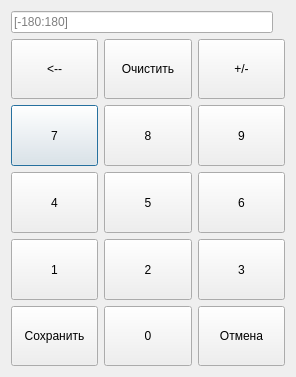
First picture: the form in skldialog.ui, repository Navi-Dals/Compass, before the edit.
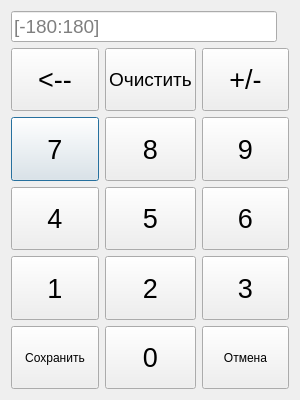
Second picture: the form after the edit.

Diff of the .ui file:
```diff
--- a/skldialog.ui
+++ b/skldialog.ui
@@ -6,8 +6,8 @@
    <rect>
     <x>0</x>
     <y>0</y>
-    <width>296</width>
-    <height>377</height>
+    <width>300</width>
+    <height>400</height>
    </rect>
   </property>
   <property name="sizePolicy">
@@ -18,22 +18,27 @@
   </property>
   <property name="minimumSize">
    <size>
-    <width>0</width>
-    <height>0</height>
+    <width>300</width>
+    <height>400</height>
    </size>
   </property>
   <property name="maximumSize">
    <size>
-    <width>296</width>
-    <height>377</height>
+    <width>300</width>
+    <height>400</height>
    </size>
   </property>
   <property name="windowTitle">
-   <string>Введите склонение</string>
+   <string/>
   </property>
   <layout class="QGridLayout" name="gridLayout_2">
    <item row="0" column="0">
     <widget class="QLineEdit" name="lineEdit">
+     <property name="font">
+      <font>
+       <pointsize>14</pointsize>
+      </font>
+     </property>
      <property name="placeholderText">
       <string>[-180:180]</string>
      </property>
@@ -43,6 +48,12 @@
     <layout class="QGridLayout" name="gridLayout">
      <item row="1" column="0">
       <widget class="QPushButton" name="pushButton_7">
+       <property name="sizePolicy">
+        <sizepolicy hsizetype="Expanding" vsizetype="Expanding">
+         <horstretch>0</horstretch>
+         <verstretch>0</verstretch>
+        </sizepolicy>
+       </property>
        <property name="minimumSize">
         <size>
          <width>80</width>
@@ -55,6 +66,11 @@
          <height>555</height>
         </size>
        </property>
+       <property name="font">
+        <font>
+         <pointsize>20</pointsize>
+        </font>
+       </property>
        <property name="text">
         <string>7</string>
        </property>
@@ -62,6 +78,12 @@
      </item>
      <item row="3" column="0">
       <widget class="QPushButton" name="pushButton">
+       <property name="sizePolicy">
+        <sizepolicy hsizetype="Expanding" vsizetype="Expanding">
+         <horstretch>0</horstretch>
+         <verstretch>0</verstretch>
+        </sizepolicy>
+       </property>
        <property name="minimumSize">
         <size>
          <width>80</width>
@@ -74,6 +96,11 @@
          <height>555</height>
         </size>
        </property>
+       <property name="font">
+        <font>
+         <pointsize>20</pointsize>
+        </font>
+       </property>
        <property name="text">
         <string>1</string>
        </property>
@@ -81,6 +108,12 @@
      </item>
      <item row="2" column="0">
       <widget class="QPushButton" name="pushButton_4">
+       <property name="sizePolicy">
+        <sizepolicy hsizetype="Expanding" vsizetype="Expanding">
+         <horstretch>0</horstretch>
+         <verstretch>0</verstretch>
+        </sizepolicy>
+       </property>
        <property name="minimumSize">
         <size>
          <width>80</width>
@@ -93,6 +126,11 @@
          <height>555</height>
         </size>
        </property>
+       <property name="font">
+        <font>
+         <pointsize>20</pointsize>
+        </font>
+       </property>
        <property name="text">
         <string>4</string>
        </property>
@@ -100,6 +138,12 @@
      </item>
      <item row="0" column="2">
       <widget class="QPushButton" name="pushButton_15">
+       <property name="sizePolicy">
+        <sizepolicy hsizetype="Expanding" vsizetype="Expanding">
+         <horstretch>0</horstretch>
+         <verstretch>0</verstretch>
+        </sizepolicy>
+       </property>
        <property name="minimumSize">
         <size>
          <width>80</width>
@@ -112,6 +156,11 @@
          <height>555</height>
         </size>
        </property>
+       <property name="font">
+        <font>
+         <pointsize>20</pointsize>
+        </font>
+       </property>
        <property name="layoutDirection">
         <enum>Qt::LeftToRight</enum>
        </property>
@@ -122,6 +171,12 @@
      </item>
      <item row="1" column="2">
       <widget class="QPushButton" name="pushButton_9">
+       <property name="sizePolicy">
+        <sizepolicy hsizetype="Expanding" vsizetype="Expanding">
+         <horstretch>0</horstretch>
+         <verstretch>0</verstretch>
+        </sizepolicy>
+       </property>
        <property name="minimumSize">
         <size>
          <width>80</width>
@@ -134,6 +189,11 @@
          <height>555</height>
         </size>
        </property>
+       <property name="font">
+        <font>
+         <pointsize>20</pointsize>
+        </font>
+       </property>
        <property name="text">
         <string>9</string>
        </property>
@@ -141,6 +201,12 @@
      </item>
      <item row="1" column="1">
       <widget class="QPushButton" name="pushButton_8">
+       <property name="sizePolicy">
+        <sizepolicy hsizetype="Expanding" vsizetype="Expanding">
+         <horstretch>0</horstretch>
+         <verstretch>0</verstretch>
+        </sizepolicy>
+       </property>
        <property name="minimumSize">
         <size>
          <width>80</width>
@@ -153,6 +219,11 @@
          <height>555</height>
         </size>
        </property>
+       <property name="font">
+        <font>
+         <pointsize>20</pointsize>
+        </font>
+       </property>
        <property name="text">
         <string>8</string>
        </property>
@@ -160,6 +231,12 @@
      </item>
      <item row="3" column="1">
       <widget class="QPushButton" name="pushButton_2">
+       <property name="sizePolicy">
+        <sizepolicy hsizetype="Expanding" vsizetype="Expanding">
+         <horstretch>0</horstretch>
+         <verstretch>0</verstretch>
+        </sizepolicy>
+       </property>
        <property name="minimumSize">
         <size>
          <width>80</width>
@@ -172,6 +249,11 @@
          <height>555</height>
         </size>
        </property>
+       <property name="font">
+        <font>
+         <pointsize>20</pointsize>
+        </font>
+       </property>
        <property name="text">
         <string>2</string>
        </property>
@@ -179,6 +261,12 @@
      </item>
      <item row="3" column="2">
       <widget class="QPushButton" name="pushButton_3">
+       <property name="sizePolicy">
+        <sizepolicy hsizetype="Expanding" vsizetype="Expanding">
+         <horstretch>0</horstretch>
+         <verstretch>0</verstretch>
+        </sizepolicy>
+       </property>
        <property name="minimumSize">
         <size>
          <width>80</width>
@@ -191,6 +279,11 @@
          <height>555</height>
         </size>
        </property>
+       <property name="font">
+        <font>
+         <pointsize>20</pointsize>
+        </font>
+       </property>
        <property name="text">
         <string>3</string>
        </property>
@@ -198,6 +291,12 @@
      </item>
      <item row="2" column="1">
       <widget class="QPushButton" name="pushButton_5">
+       <property name="sizePolicy">
+        <sizepolicy hsizetype="Expanding" vsizetype="Expanding">
+         <horstretch>0</horstretch>
+         <verstretch>0</verstretch>
+        </sizepolicy>
+       </property>
        <property name="minimumSize">
         <size>
          <width>80</width>
@@ -210,6 +309,11 @@
          <height>555</height>
         </size>
        </property>
+       <property name="font">
+        <font>
+         <pointsize>20</pointsize>
+        </font>
+       </property>
        <property name="text">
         <string>5</string>
        </property>
@@ -217,6 +321,12 @@
      </item>
      <item row="2" column="2">
       <widget class="QPushButton" name="pushButton_6">
+       <property name="sizePolicy">
+        <sizepolicy hsizetype="Expanding" vsizetype="Expanding">
+         <horstretch>0</horstretch>
+         <verstretch>0</verstretch>
+        </sizepolicy>
+       </property>
        <property name="minimumSize">
         <size>
          <width>80</width>
@@ -229,6 +339,11 @@
          <height>555</height>
         </size>
        </property>
+       <property name="font">
+        <font>
+         <pointsize>20</pointsize>
+        </font>
+       </property>
        <property name="text">
         <string>6</string>
        </property>
@@ -236,6 +351,12 @@
      </item>
      <item row="5" column="1">
       <widget class="QPushButton" name="pushButton_10">
+       <property name="sizePolicy">
+        <sizepolicy hsizetype="Expanding" vsizetype="Expanding">
+         <horstretch>0</horstretch>
+         <verstretch>0</verstretch>
+        </sizepolicy>
+       </property>
        <property name="minimumSize">
         <size>
          <width>80</width>
@@ -248,13 +369,48 @@
          <height>555</height>
         </size>
        </property>
+       <property name="font">
+        <font>
+         <pointsize>20</pointsize>
+        </font>
+       </property>
        <property name="text">
         <string>0</string>
        </property>
       </widget>
      </item>
+     <item row="0" column="0">
+      <widget class="QPushButton" name="pushButton_14">
+       <property name="sizePolicy">
+        <sizepolicy hsizetype="Expanding" vsizetype="Expanding">
+         <horstretch>0</horstretch>
+         <verstretch>0</verstretch>
+        </sizepolicy>
+       </property>
+       <property name="minimumSize">
+        <size>
+         <width>0</width>
+         <height>60</height>
+        </size>
+       </property>
+       <property name="font">
+        <font>
+         <pointsize>20</pointsize>
+        </font>
+       </property>
+       <property name="text">
+        <string>&lt;--</string>
+       </property>
+      </widget>
+     </item>
      <item row="5" column="0">
       <widget class="QPushButton" name="pushButton_11">
+       <property name="sizePolicy">
+        <sizepolicy hsizetype="Expanding" vsizetype="Expanding">
+         <horstretch>0</horstretch>
+         <verstretch>0</verstretch>
+        </sizepolicy>
+       </property>
        <property name="minimumSize">
         <size>
          <width>80</width>
@@ -274,6 +430,12 @@
      </item>
      <item row="5" column="2">
       <widget class="QPushButton" name="pushButton_12">
+       <property name="sizePolicy">
+        <sizepolicy hsizetype="Expanding" vsizetype="Expanding">
+         <horstretch>0</horstretch>
+         <verstretch>0</verstretch>
+        </sizepolicy>
+       </property>
        <property name="minimumSize">
         <size>
          <width>0</width>
@@ -285,27 +447,25 @@
        </property>
       </widget>
      </item>
-     <item row="0" column="0">
-      <widget class="QPushButton" name="pushButton_14">
-       <property name="minimumSize">
-        <size>
-         <width>0</width>
-         <height>60</height>
-        </size>
-       </property>
-       <property name="text">
-        <string>&lt;--</string>
-       </property>
-      </widget>
-     </item>
      <item row="0" column="1">
       <widget class="QPushButton" name="pushButton_13">
+       <property name="sizePolicy">
+        <sizepolicy hsizetype="Expanding" vsizetype="Expanding">
+         <horstretch>0</horstretch>
+         <verstretch>0</verstretch>
+        </sizepolicy>
+       </property>
        <property name="minimumSize">
         <size>
          <width>0</width>
          <height>60</height>
         </size>
        </property>
+       <property name="font">
+        <font>
+         <pointsize>14</pointsize>
+        </font>
+       </property>
        <property name="text">
         <string>Очистить</string>
        </property>
```
